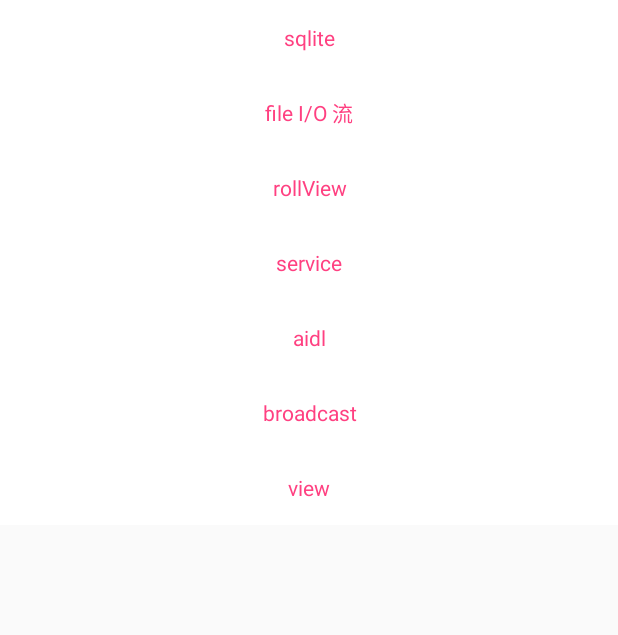
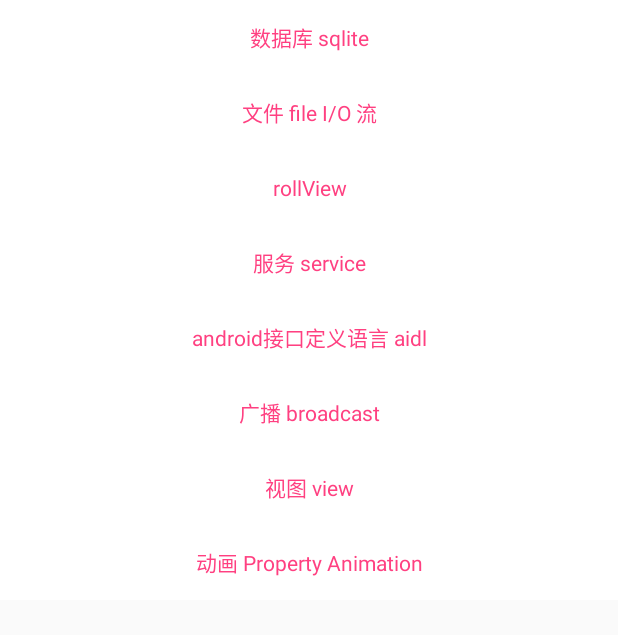
Before and after one commit to Sotardust/Utils, an Android app: the screen it shows after launch (MainActivity), on a phone screen of 412 x 824 dp, the part 75-710 px from its top. Run offline under Robolectric (Android 15) with nearby library versions, the phone set to English and light mode, and no system bars; our stand-ins replace ButterKnife.

Commit message:
add propertyanimation

```diff
--- a/app/src/main/AndroidManifest.xml
+++ b/app/src/main/AndroidManifest.xml
@@ -31,6 +31,7 @@
         <activity android:name="com.dai.utils.view.ViewActivity" />
         <activity android:name="com.dai.utils.view.fallingview.FallingActivity" />
         <activity android:name="com.dai.utils.view.musicbutton.MusicActivity" />
+        <activity android:name=".animation.AnimationActivity" />
 
         <service android:name="com.dai.utils.service.MyService" />
         <service
--- a/app/src/main/java/com/dai/utils/MainActivity.java
+++ b/app/src/main/java/com/dai/utils/MainActivity.java
@@ -13,8 +13,8 @@ import android.support.v7.widget.RecyclerView;
 import android.view.Display;
 import android.view.WindowManager;
 
-import com.dai.utils.R;
 import com.dai.utils.aidl.AidlActivity;
+import com.dai.utils.animation.AnimationActivity;
 import com.dai.utils.broadcast.BroadCastActivity;
 import com.dai.utils.file.FileActivity;
 import com.dai.utils.rollview.RollActivity;
@@ -57,13 +57,14 @@ public class MainActivity extends AppCompatActivity {
         }
         ArrayList<String> data = new ArrayList<>();
         data.add("RecyclerView");
-        data.add("sqlite");
-        data.add("file I/O 流");
+        data.add("数据库 sqlite");
+        data.add("文件 file I/O 流");
         data.add("rollView");
-        data.add("service");
-        data.add("aidl");
-        data.add("broadcast");
-        data.add("view");
+        data.add("服务 service");
+        data.add("android接口定义语言 aidl");
+        data.add("广播 broadcast");
+        data.add("视图 view");
+        data.add("动画 Property Animation");
         RecyclerView.LayoutManager layoutManager = new LinearLayoutManager(getApplicationContext(), LinearLayoutManager.VERTICAL, false);
         recyclerView.setLayoutManager(layoutManager);
         MainAdapter adapter = new MainAdapter();
@@ -105,6 +106,10 @@ public class MainActivity extends AppCompatActivity {
                         Intent intent7 = new Intent(getApplicationContext(), ViewActivity.class);
                         startActivity(intent7);
                         break;
+                    case 8:
+                        Intent intent8 = new Intent(getApplicationContext(), AnimationActivity.class);
+                        startActivity(intent8);
+                        break;
                 }
             }
         });
```
Also changed, not shown: app/src/main/java/com/dai/utils/animation/AnimationActivity.java (added, +19 -0 lines), app/src/main/java/com/dai/utils/animation/MyView.java (added, +97 -0 lines), app/src/main/java/com/dai/utils/animation/Point.java (added, +27 -0 lines), app/src/main/java/com/dai/utils/animation/PointEvaluator.java (added, +24 -0 lines), app/src/main/res/layout/activity_animation.xml (added, +13 -0 lines).
